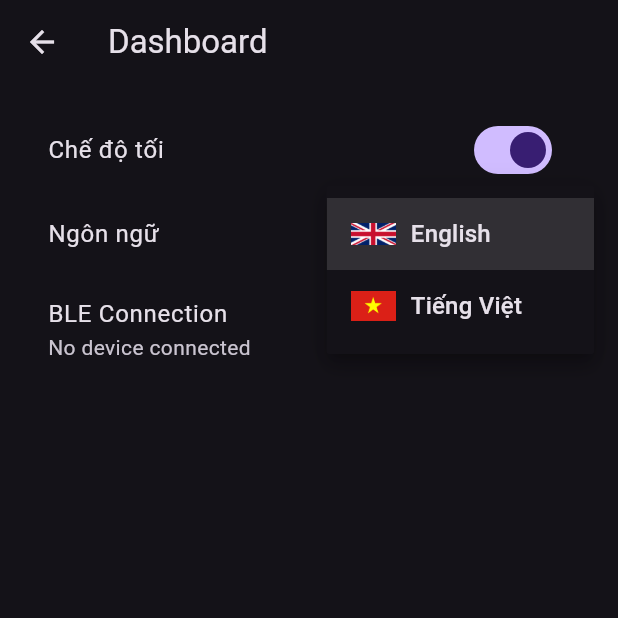
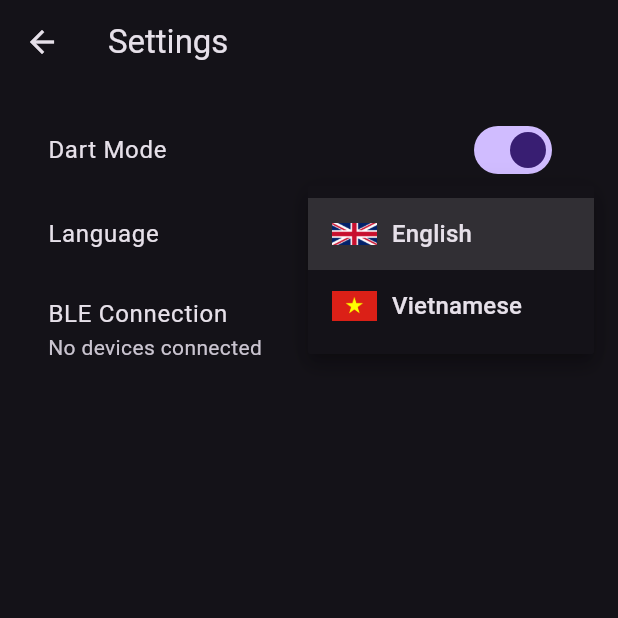
Before and after one commit to ACLAB-HCMUT/Thesis_MDT260_Application_Motion_Detection, a Flutter app: the SettingsScreen screen opened directly, after a tap on "English", on a phone screen of 412 x 824 dp, the top half of it. Run offline on Flutter 3.47's test engine with Material 3 defaults, Android fonts, the light colour scheme and no system bars; our stand-ins replace fl_chart, flutter_blue_plus, flutter_dotenv, google_fonts, permission_handler, syncfusion_flutter_charts.

```diff
--- a/frontend/lib/l10n/app_localizations.dart
+++ b/frontend/lib/l10n/app_localizations.dart
@@ -34,29 +34,31 @@ abstract class AppLocalizations {
     Locale('vi')
   ];
 
-  /// No description provided for @dashboard.
-  ///
-  /// In en, this message translates to:
-  /// **'Dashboard'**
+  /// **'Dashboard' Screen
   String get dashboard;
 
-  /// No description provided for @notifications.
-  ///
-  /// In en, this message translates to:
-  /// **'Detected actions:'**
+  String get hello;
+
   String get notifications;
 
-  /// No description provided for @settings.
-  ///
-  /// In en, this message translates to:
-  /// **'Settings'**
+   //Dashboard screen
+  String get dart_mode;
+
   String get settings;
 
-  /// No description provided for @language.
-  ///
-  /// In en, this message translates to:
-  /// **'Language'**
   String get language;
+
+  String get vietnamese;
+
+  String get english;
+
+  String get ble_connect;
+
+  String get no_device_connect;
+
+  String get connected_device;
+
+
 
   String? get darkMode => null;
 
--- a/frontend/lib/l10n/app_localizations_en.dart
+++ b/frontend/lib/l10n/app_localizations_en.dart
@@ -10,13 +10,34 @@ class AppLocalizationsEn extends AppLocalizations {
   String get dashboard => 'Dashboard';
 
   @override
+  String get hello => 'Hello';
+
+  @override
   String get notifications => 'Detected actions:';
 
+
+  //Settings screen
   @override
-  // TODO: implement language
-  String get language => throw UnimplementedError();
+  String get dart_mode => 'Dart Mode';
 
   @override
-  // TODO: implement settings
-  String get settings => throw UnimplementedError();
+  String get language => 'Language';
+
+  @override
+  String get settings => 'Settings';
+
+  @override
+  String get vietnamese => 'Vietnamese';
+
+  @override
+  String get english => 'English';
+
+  @override
+  String get ble_connect => 'BLE Connection';
+
+  @override
+   String get no_device_connect => 'No devices connected';
+
+     @override
+  String get connected_device => 'Connected to';
 }
--- a/frontend/lib/main.dart
+++ b/frontend/lib/main.dart
@@ -41,7 +41,7 @@ class MotionDetectionApp extends StatelessWidget {
       localizationsDelegates: AppLocalizations.localizationsDelegates,
       initialRoute: '/',
       routes: {
-        '/': (context) => const HomePage(),
+        '/': (context) => const MainNavigationScreen(),
         '/login': (context) => const LoginScreen(),
         '/signup': (context) => const SignupScreen(),
         '/main': (context) => const MainNavigationScreen(),
--- a/frontend/lib/screens/live_detection_screen.dart
+++ b/frontend/lib/screens/live_detection_screen.dart
@@ -151,7 +151,7 @@ class _LiveDetectionScreenState extends State<LiveDetectionScreen> {
       case 'goingstair':
         return 'Going Stairs';
       default:
-        return 'Stand still'; // Nếu không nhận được hành động nào thì mặc định là Stand still
+        return 'Stand still';
     }
   }
 
@@ -198,6 +198,7 @@ class _LiveDetectionScreenState extends State<LiveDetectionScreen> {
               child: Center(
                 child: Column(
                   mainAxisAlignment: MainAxisAlignment.center,
+
                   children: [
                     const Text(
                       'Live Motion Detection',
--- a/frontend/lib/screens/settings_screen.dart
+++ b/frontend/lib/screens/settings_screen.dart
@@ -78,14 +78,14 @@ class _SettingsScreenState extends State<SettingsScreen> {
 
     return Scaffold(
       appBar: AppBar(
-        title: Text(AppLocalizations.of(context)!.dashboard),
+        title: Text(AppLocalizations.of(context)!.settings),
       ),
       body: Padding(
         padding: const EdgeInsets.all(16.0),
         child: Column(
           children: [
             ListTile(
-              title: const Text('Chế độ tối'),
+              title: Text(AppLocalizations.of(context)!.dart_mode),
               trailing: Switch(
                 value: themeNotifier.isDarkMode,
                 onChanged: (value) {
@@ -94,7 +94,7 @@ class _SettingsScreenState extends State<SettingsScreen> {
               ),
             ),
             ListTile(
-              title: const Text('Ngôn ngữ'),
+              title: Text(AppLocalizations.of(context)!.language),
               trailing: DropdownButton<Locale>(
                 value: localeNotifier.locale,
                 onChanged: (Locale? newLocale) {
@@ -113,7 +113,7 @@ class _SettingsScreenState extends State<SettingsScreen> {
                           height: 30,
                         ),
                         const SizedBox(width: 10),
-                        const Text('English'),
+                        Text(AppLocalizations.of(context)!.english),
                       ],
                     ),
                   ),
@@ -127,7 +127,7 @@ class _SettingsScreenState extends State<SettingsScreen> {
                           height: 30,
                         ),
                         const SizedBox(width: 10),
-                        const Text('Tiếng Việt'),
+                        Text(AppLocalizations.of(context)!.vietnamese),
                       ],
                     ),
                   ),
@@ -138,18 +138,18 @@ class _SettingsScreenState extends State<SettingsScreen> {
               future:
                   _connectedDevicesFuture, // Use the updated future for connected devices
               builder: (context, snapshot) {
-                String subtitle = 'No device connected'; // Default text
+                String subtitle = AppLocalizations.of(context)!.no_device_connect;
 
                 if (snapshot.connectionState == ConnectionState.done) {
                   if (snapshot.hasData && snapshot.data!.isNotEmpty) {
                     final device = snapshot.data!.first;
                     subtitle =
-                        'Connected to ${device.platformName}'; // Show connected device's name
+                        AppLocalizations.of(context)!.connected_device +' ${device.platformName}'; // Show connected device's name
                   }
                 }
 
                 return ListTile(
-                  title: const Text('BLE Connection'),
+                  title: Text(AppLocalizations.of(context)!.ble_connect),
                   subtitle: Text(subtitle),
                   trailing: const Icon(Icons.bluetooth),
                   onLongPress: () async {
--- a/frontend/lib/screens/update_profile_screen.dart
+++ b/frontend/lib/screens/update_profile_screen.dart
@@ -74,10 +74,6 @@ class UpdateProfileScreen extends StatelessWidget {
                     value: 'Nữ',
                     child: Text('Nữ'),
                   ),
-                  DropdownMenuItem(
-                    value: 'Khác',
-                    child: Text('Khác'),
-                  ),
                 ],
                 onChanged: (value) {
                   // Xử lý sự thay đổi giới tính ở đây
```
Also changed, not shown: frontend/lib/components/active_chart_replay.dart (added, +113 -0 lines), frontend/lib/l10n/app_localizations_vi.dart (+33 -4 lines), frontend/lib/screens/dashboard_screen.dart (+30 -12 lines), frontend/lib/screens/user_profile_screen.dart (+15 -0 lines).
